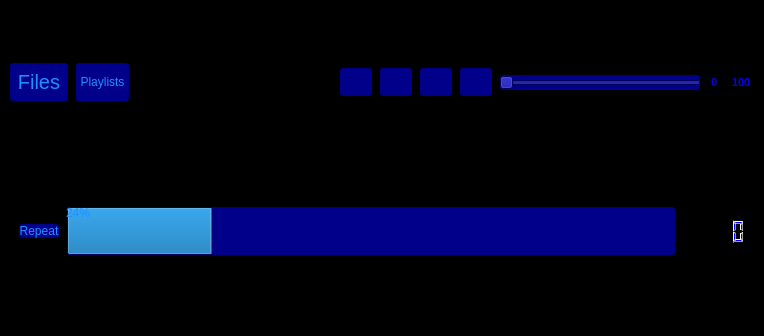
Qt form blueberry2.ui (rompork/blueberry) before a commit.
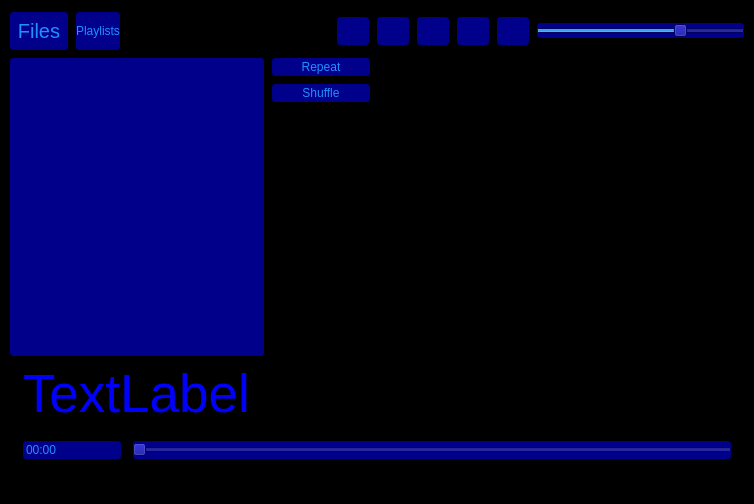
The same form after that commit. Icons and pictures are not drawn.

Diff of the .ui file:
```diff
--- a/blueberry2.ui
+++ b/blueberry2.ui
@@ -6,10 +6,16 @@
    <rect>
     <x>0</x>
     <y>0</y>
-    <width>764</width>
-    <height>336</height>
+    <width>754</width>
+    <height>504</height>
    </rect>
   </property>
+  <property name="sizePolicy">
+   <sizepolicy hsizetype="Fixed" vsizetype="Fixed">
+    <horstretch>0</horstretch>
+    <verstretch>0</verstretch>
+   </sizepolicy>
+  </property>
   <property name="minimumSize">
    <size>
     <width>30</width>
@@ -35,8 +41,8 @@
 color: #0000FF;</string>
   </property>
   <widget class="QWidget" name="centralwidget">
-   <layout class="QVBoxLayout" name="verticalLayout">
-    <item>
+   <layout class="QFormLayout" name="formLayout">
+    <item row="0" column="0" colspan="2">
      <layout class="QHBoxLayout" name="horizontalLayout">
       <item>
        <widget class="QToolButton" name="files">
@@ -67,13 +73,25 @@
        </widget>
       </item>
       <item>
-       <widget class="QToolButton" name="playlists">
+       <widget class="QPushButton" name="playlists">
+        <property name="sizePolicy">
+         <sizepolicy hsizetype="Fixed" vsizetype="Fixed">
+          <horstretch>0</horstretch>
+          <verstretch>0</verstretch>
+         </sizepolicy>
+        </property>
         <property name="minimumSize">
          <size>
-          <width>40</width>
+          <width>30</width>
           <height>40</height>
          </size>
         </property>
+        <property name="maximumSize">
+         <size>
+          <width>100</width>
+          <height>50</height>
+         </size>
+        </property>
         <property name="styleSheet">
          <string notr="true">background-color: #00008B;
 border: 1px solid #000000;
@@ -144,6 +162,29 @@
         </property>
        </widget>
       </item>
+      <item>
+       <widget class="QPushButton" name="pause">
+        <property name="minimumSize">
+         <size>
+          <width>30</width>
+          <height>30</height>
+         </size>
+        </property>
+        <property name="styleSheet">
+         <string notr="true">background-color: #00008B;
+border: 1px solid #000000;
+border-radius: 4px;
+color: #1E90FF;</string>
+        </property>
+        <property name="text">
+         <string/>
+        </property>
+        <property name="icon">
+         <iconset>
+          <normaloff>pause.png</normaloff>pause.png</iconset>
+        </property>
+       </widget>
+      </item>
       <item>
        <widget class="QPushButton" name="arrow_right">
         <property name="minimumSize">
@@ -198,52 +239,156 @@
 border-radius: 4px;
 color: #1E90FF;</string>
         </property>
+        <property name="sliderPosition">
+         <number>70</number>
+        </property>
         <property name="orientation">
          <enum>Qt::Orientation::Horizontal</enum>
         </property>
        </widget>
       </item>
+     </layout>
+    </item>
+    <item row="1" column="0">
+     <widget class="QListWidget" name="listWidget">
+      <property name="sizePolicy">
+       <sizepolicy hsizetype="Fixed" vsizetype="Fixed">
+        <horstretch>0</horstretch>
+        <verstretch>0</verstretch>
+       </sizepolicy>
+      </property>
+      <property name="minimumSize">
+       <size>
+        <width>200</width>
+        <height>300</height>
+       </size>
+      </property>
+      <property name="maximumSize">
+       <size>
+        <width>400</width>
+        <height>500</height>
+       </size>
+      </property>
+      <property name="styleSheet">
+       <string notr="true">background-color: #00008B;
+border: 1px solid #000000;
+border-radius: 4px;
+color: #FFFFFF;</string>
+      </property>
+     </widget>
+    </item>
+    <item row="1" column="1">
+     <layout class="QVBoxLayout" name="verticalLayout">
       <item>
-       <widget class="QLabel" name="label_0">
-        <property name="font">
-         <font>
-          <pointsize>8</pointsize>
-          <italic>false</italic>
-          <bold>true</bold>
-          <underline>false</underline>
-         </font>
+       <widget class="QPushButton" name="repeat">
+        <property name="minimumSize">
+         <size>
+          <width>30</width>
+          <height>20</height>
+         </size>
         </property>
+        <property name="maximumSize">
+         <size>
+          <width>100</width>
+          <height>20</height>
+         </size>
+        </property>
+        <property name="styleSheet">
+         <string notr="true">background-color: #00008B;
+border: 1px solid #000000;
+border-radius: 4px;
+color: #1E90FF;</string>
+        </property>
         <property name="text">
-         <string>0</string>
+         <string>Repeat</string>
         </property>
+        <property name="icon">
+         <iconset>
+          <normaloff>repeat.png</normaloff>repeat.png</iconset>
+        </property>
+        <property name="checkable">
+         <bool>false</bool>
+        </property>
        </widget>
       </item>
       <item>
-       <widget class="QLabel" name="label_100">
-        <property name="font">
-         <font>
-          <pointsize>8</pointsize>
-          <italic>false</italic>
-          <bold>true</bold>
-          <underline>false</underline>
-         </font>
+       <widget class="QPushButton" name="shuffle">
+        <property name="minimumSize">
+         <size>
+          <width>40</width>
+          <height>20</height>
+         </size>
         </property>
+        <property name="maximumSize">
+         <size>
+          <width>100</width>
+          <height>20</height>
+         </size>
+        </property>
+        <property name="styleSheet">
+         <string notr="true">background-color: #00008B;
+border: 1px solid #000000;
+border-radius: 4px;
+color: #1E90FF;</string>
+        </property>
         <property name="text">
-         <string>100</string>
+         <string>Shuffle</string>
         </property>
        </widget>
       </item>
      </layout>
     </item>
-    <item>
+    <item row="2" column="0" colspan="2">
+     <widget class="QLabel" name="label">
+      <property name="sizePolicy">
+       <sizepolicy hsizetype="Fixed" vsizetype="Fixed">
+        <horstretch>0</horstretch>
+        <verstretch>0</verstretch>
+       </sizepolicy>
+      </property>
+      <property name="minimumSize">
+       <size>
+        <width>250</width>
+        <height>50</height>
+       </size>
+      </property>
+      <property name="maximumSize">
+       <size>
+        <width>1000000</width>
+        <height>16777215</height>
+       </size>
+      </property>
+      <property name="font">
+       <font>
+        <pointsize>40</pointsize>
+       </font>
+      </property>
+      <property name="text">
+       <string>TextLabel</string>
+      </property>
+     </widget>
+    </item>
+    <item row="3" column="0" colspan="2">
      <widget class="QWidget" name="widget" native="true">
       <layout class="QHBoxLayout" name="horizontalLayout_2">
        <item>
-        <widget class="QPushButton" name="repeat">
+        <widget class="QLabel" name="music_live_time">
+         <property name="sizePolicy">
+          <sizepolicy hsizetype="Fixed" vsizetype="Fixed">
+           <horstretch>0</horstretch>
+           <verstretch>0</verstretch>
+          </sizepolicy>
+         </property>
+         <property name="minimumSize">
+          <size>
+           <width>20</width>
+           <height>10</height>
+          </size>
+         </property>
          <property name="maximumSize">
           <size>
            <width>100</width>
-           <height>16777215</height>
+           <height>20</height>
           </size>
          </property>
          <property name="styleSheet">
@@ -253,24 +398,23 @@
 color: #1E90FF;</string>
          </property>
          <property name="text">
-          <string>Repeat</string>
-         </property>
-         <property name="icon">
-          <iconset>
-           <normaloff>repeat.png</normaloff>repeat.png</iconset>
+          <string>00:00</string>
          </property>
         </widget>
        </item>
        <item>
-        <widget class="QProgressBar" name="progressBar">
+        <widget class="QSlider" name="progressSlider">
          <property name="minimumSize">
           <size>
-           <width>100</width>
-           <height>50</height>
+           <width>500</width>
+           <height>20</height>
           </size>
          </property>
-         <property name="layoutDirection">
-          <enum>Qt::LayoutDirection::LeftToRight</enum>
+         <property name="maximumSize">
+          <size>
+           <width>600</width>
+           <height>30</height>
+          </size>
          </property>
          <property name="styleSheet">
           <string notr="true">background-color: #00008B;
@@ -278,18 +422,8 @@
 border-radius: 4px;
 color: #1E90FF;</string>
          </property>
-         <property name="value">
-          <number>24</number>
-         </property>
-        </widget>
-       </item>
-       <item>
-        <widget class="QLCDNumber" name="lcdNumber">
-         <property name="minimumSize">
-          <size>
-           <width>30</width>
-           <height>20</height>
-          </size>
+         <property name="orientation">
+          <enum>Qt::Orientation::Horizontal</enum>
          </property>
         </widget>
        </item>
@@ -303,7 +437,7 @@
     <rect>
      <x>0</x>
      <y>0</y>
-     <width>764</width>
+     <width>754</width>
      <height>22</height>
     </rect>
    </property>
```
Left out of the diff: 5 changed lines with no effect on the pictures.
